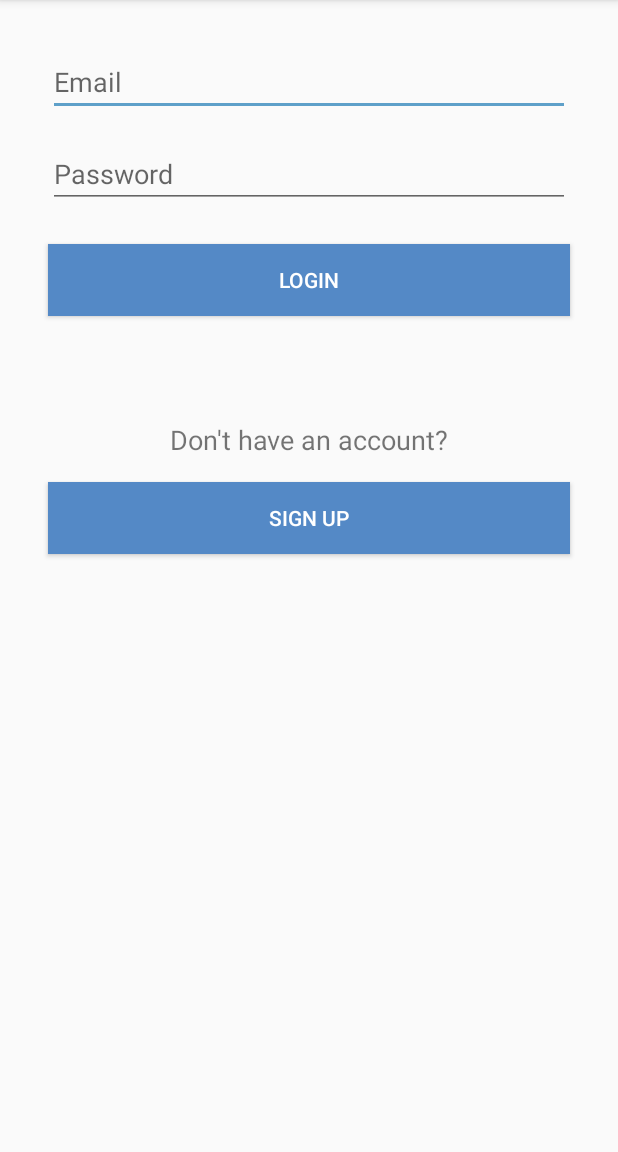
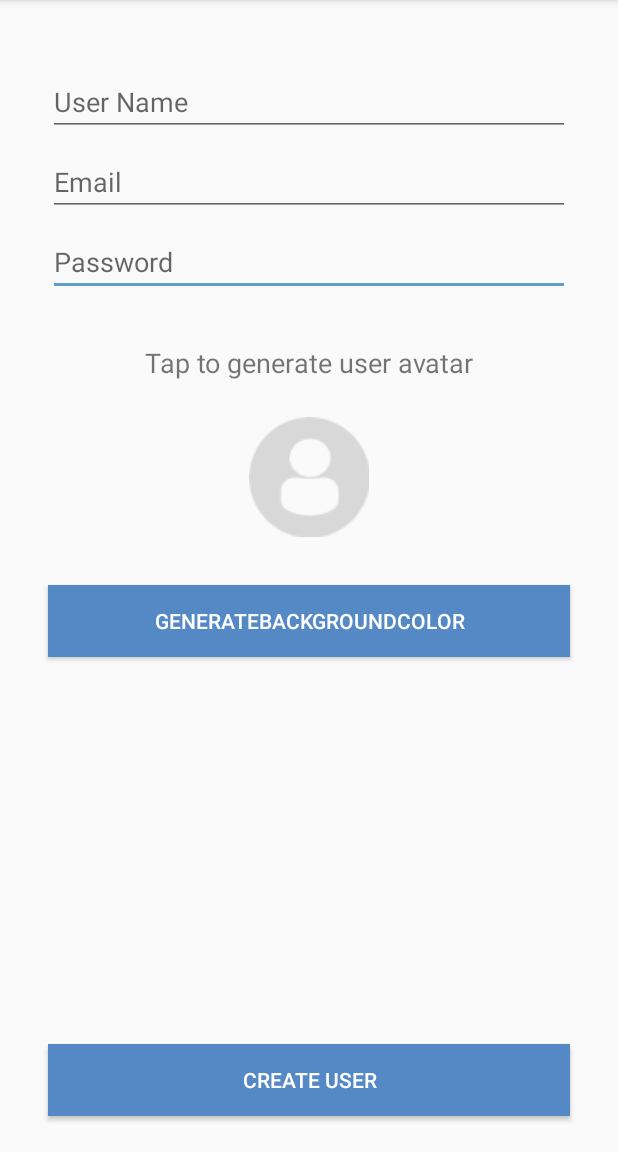
Before and after one commit to LongTran1305/Smack, an Android app: the LoginActivity screen opened directly, with no data from a screen before it, after a tap on "SIGN UP", on a phone screen of 412 x 824 dp, the part 84-1236 px from its top. Run offline under Robolectric (Android 15) with nearby library versions, the phone set to English and light mode, and no system bars.

Commit message:
add CreateUserActivity

```diff
--- a/app/src/main/AndroidManifest.xml
+++ b/app/src/main/AndroidManifest.xml
@@ -8,7 +8,8 @@
         android:label="@string/app_name"
         android:supportsRtl="true"
         android:theme="@style/AppTheme">
-        <activity android:name=".ui.LoginActivity"></activity>
+        <activity android:name=".CreateUserActivity"></activity>
+        <activity android:name=".LoginActivity" />
         <activity
             android:name=".MainActivity"
             android:label="@string/app_name"
--- /dev/null
+++ b/app/src/main/java/com/example/smack/CreateUserActivity.kt
@@ -0,0 +1,22 @@
+package com.example.smack
+
+import androidx.appcompat.app.AppCompatActivity
+import android.os.Bundle
+import android.view.View
+
+class CreateUserActivity : AppCompatActivity() {
+
+    override fun onCreate(savedInstanceState: Bundle?) {
+        super.onCreate(savedInstanceState)
+        setContentView(R.layout.activity_create_user)
+    }
+    fun generateUserAvatar(view: View){
+
+    }
+    fun createUserClick(view: View){
+
+    }
+    fun generateColorClick(view: View){
+
+    }
+}
--- a/app/src/main/java/com/example/smack/ui/LoginActivity.kt
+++ b/app/src/main/java/com/example/smack/LoginActivity.kt
@@ -1,4 +1,4 @@
-package com.example.smack.ui
+package com.example.smack
 
 import android.content.Intent
 import androidx.appcompat.app.AppCompatActivity
@@ -13,7 +13,8 @@ class LoginActivity : AppCompatActivity() {
         setContentView(R.layout.activity_login)
     }
     fun loginCreateUserBtnClick(view: View){
-
+        val createUserActivity = Intent(this,CreateUserActivity::class.java)
+        startActivity(createUserActivity)
     }
 
     fun loginLoginBtnClick(view: View){
--- /dev/null
+++ b/app/src/main/res/layout/activity_create_user.xml
@@ -0,0 +1,109 @@
+<?xml version="1.0" encoding="utf-8"?>
+<androidx.constraintlayout.widget.ConstraintLayout xmlns:android="http://schemas.android.com/apk/res/android"
+    xmlns:app="http://schemas.android.com/apk/res-auto"
+    xmlns:tools="http://schemas.android.com/tools"
+    android:layout_width="match_parent"
+    android:layout_height="match_parent"
+    tools:context=".CreateUserActivity">
+
+    <EditText
+        android:id="@+id/createPasswordTxt"
+        android:layout_width="0dp"
+        android:layout_height="wrap_content"
+        android:layout_marginStart="32dp"
+        android:layout_marginTop="8dp"
+        android:layout_marginEnd="32dp"
+        android:ems="10"
+        android:hint="Password"
+        android:inputType="textPersonName"
+        android:textColor="?attr/colorPrimaryDark"
+        app:layout_constraintEnd_toEndOf="parent"
+        app:layout_constraintHorizontal_bias="0.5"
+        app:layout_constraintStart_toStartOf="parent"
+        app:layout_constraintTop_toBottomOf="@+id/createEmailTxt" />
+
+    <EditText
+        android:id="@+id/createUserNameTxt"
+        android:layout_width="0dp"
+        android:layout_height="wrap_content"
+        android:layout_marginStart="32dp"
+        android:layout_marginTop="45dp"
+        android:layout_marginEnd="32dp"
+        android:ems="10"
+        android:hint="User Name"
+        android:inputType="textPersonName"
+        android:textColor="?attr/colorPrimaryDark"
+        app:layout_constraintEnd_toEndOf="parent"
+        app:layout_constraintHorizontal_bias="0.5"
+        app:layout_constraintStart_toStartOf="parent"
+        app:layout_constraintTop_toTopOf="parent" />
+
+    <EditText
+        android:id="@+id/createEmailTxt"
+        android:layout_width="0dp"
+        android:layout_height="wrap_content"
+        android:layout_marginStart="32dp"
+        android:layout_marginTop="8dp"
+        android:layout_marginEnd="32dp"
+        android:ems="10"
+        android:hint="Email"
+        android:inputType="textPersonName"
+        android:textColor="?attr/colorPrimaryDark"
+        app:layout_constraintEnd_toEndOf="parent"
+        app:layout_constraintHorizontal_bias="0.5"
+        app:layout_constraintStart_toStartOf="parent"
+        app:layout_constraintTop_toBottomOf="@+id/createUserNameTxt" />
+
+    <TextView
+        android:id="@+id/textView4"
+        android:layout_width="wrap_content"
+        android:layout_height="wrap_content"
+        android:layout_marginTop="32dp"
+        android:text="Tap to generate user avatar"
+        android:textSize="18sp"
+        app:layout_constraintEnd_toEndOf="parent"
+        app:layout_constraintStart_toStartOf="parent"
+        app:layout_constraintTop_toBottomOf="@+id/createPasswordTxt" />
+
+    <ImageView
+        android:id="@+id/createAvatarimageView"
+        android:layout_width="80dp"
+        android:layout_height="80dp"
+        android:layout_marginTop="24dp"
+        android:onClick="generateUserAvatar"
+        app:layout_constraintEnd_toEndOf="parent"
+        app:layout_constraintStart_toStartOf="parent"
+        app:layout_constraintTop_toBottomOf="@+id/textView4"
+        app:srcCompat="@drawable/profiledefault" />
+
+    <Button
+        android:id="@+id/backgroundColorBtn"
+        android:layout_width="0dp"
+        android:layout_height="wrap_content"
+        android:layout_marginStart="32dp"
+        android:layout_marginTop="32dp"
+        android:layout_marginEnd="32dp"
+        android:background="@color/colorPrimary"
+        android:onClick="generateColorClick"
+        android:text="GenerateBackgroundColor"
+        android:textColor="#FFFFFF"
+        app:layout_constraintEnd_toEndOf="parent"
+        app:layout_constraintStart_toStartOf="parent"
+        app:layout_constraintTop_toBottomOf="@+id/createAvatarimageView" />
+
+    <Button
+        android:id="@+id/createUserBtn"
+        android:layout_width="0dp"
+        android:layout_height="wrap_content"
+        android:layout_marginStart="32dp"
+        android:layout_marginEnd="32dp"
+        android:layout_marginBottom="24dp"
+        android:background="@color/colorPrimary"
+        android:onClick="createUserClick"
+        android:text="Create User"
+        android:textColor="#FFFFFF"
+        app:layout_constraintBottom_toBottomOf="parent"
+        app:layout_constraintEnd_toEndOf="parent"
+        app:layout_constraintHorizontal_bias="0.501"
+        app:layout_constraintStart_toStartOf="parent" />
+</androidx.constraintlayout.widget.ConstraintLayout>
--- a/app/src/main/res/layout/activity_login.xml
+++ b/app/src/main/res/layout/activity_login.xml
@@ -4,7 +4,7 @@
     xmlns:tools="http://schemas.android.com/tools"
     android:layout_width="match_parent"
     android:layout_height="match_parent"
-    tools:context=".ui.LoginActivity">
+    tools:context=".LoginActivity">
 
     <EditText
         android:id="@+id/loginEmailTxt"
```
Also changed, not shown: app/src/main/java/com/example/smack/MainActivity.kt (+1 -7 lines).
